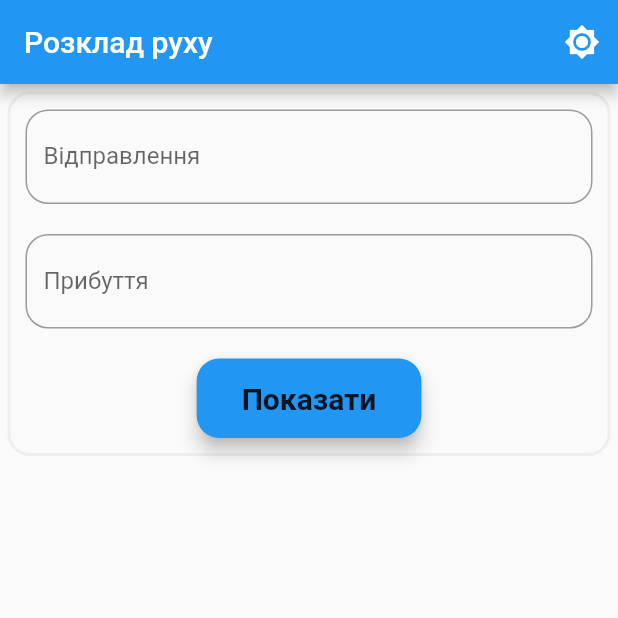
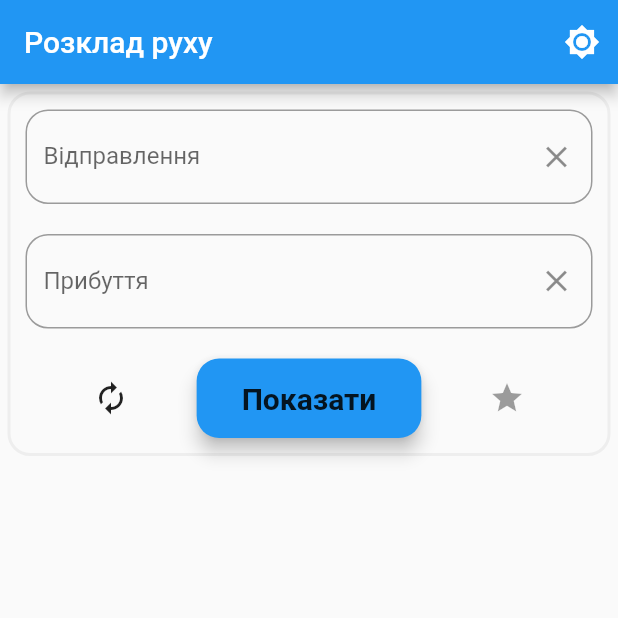
Before and after one commit to Vampir4i/train_schedule, a Flutter app: the screen it shows after launch, on a phone screen of 412 x 824 dp, the top half of it. Run offline on Flutter 3.47's test engine with Material 2 defaults, Android fonts, the phone set to English and light mode, and no system bars; our stand-ins replace shared_preferences.

Commit message:
Add swap button, add clear field button, add additional info to possible station

```diff
--- a/lib/components/EnterButton.dart
+++ b/lib/components/EnterButton.dart
@@ -6,7 +6,15 @@ class EnterButton extends StatelessWidget {
   @override
   Widget build(BuildContext context) {
     FormModel model = Provider.of<FormModel>(context);
-    return RaisedButton(
+    return Row(
+      mainAxisAlignment: MainAxisAlignment.spaceEvenly,
+      children: [
+        IconButton(
+            icon: Icon(
+              Icons.autorenew,
+            ),
+            onPressed: () => model.swapField()),
+        RaisedButton(
           color: Theme.of(context).primaryColor,
           elevation: 5,
           splashColor: Theme.of(context).primaryColorDark,
@@ -28,6 +36,13 @@ class EnterButton extends StatelessWidget {
               fontWeight: FontWeight.bold,
             ),
           ),
+        ),
+        IconButton(
+            icon: Icon(
+              Icons.star,
+            ),
+            onPressed: null),
+      ],
     );
   }
 }
--- a/lib/components/InputField.dart
+++ b/lib/components/InputField.dart
@@ -5,15 +5,12 @@ class InputField extends StatelessWidget {
   TextEditingController _controller;
   final String _textField;
   final Function _setTextField;
+  final Function _clearTextField;
   final String _hintField;
   final StationModel _stationModel;
 
-  InputField(
-    this._hintField,
-    this._textField,
-    this._stationModel,
-    this._setTextField,
-  ) {
+  InputField(this._hintField, this._textField, this._stationModel,
+      this._setTextField, this._clearTextField) {
     _controller = TextEditingController();
     _controller.value = TextEditingValue(
       text: _textField,
@@ -39,6 +36,10 @@ class InputField extends StatelessWidget {
           borderRadius: new BorderRadius.circular(15),
           borderSide: new BorderSide(),
         ),
+        suffixIcon: IconButton(
+          onPressed: () => _clearTextField(),
+          icon: Icon(Icons.clear),
+        ),
       ),
       style: TextStyle(
         fontSize: 20,
--- a/lib/components/RequestForm.dart
+++ b/lib/components/RequestForm.dart
@@ -33,6 +33,7 @@ class RequestForm extends StatelessWidget {
               model.fieldSource,
               model.sourceStation,
               model.setFieldSource,
+              model.clearFieldSource,
             ),
             PossibleStation(
               model.sourceStations,
@@ -43,6 +44,7 @@ class RequestForm extends StatelessWidget {
               model.fieldDestination,
               model.destinationStation,
               model.setFieldDestination,
+              model.clearFieldDestination,
             ),
             PossibleStation(
               model.destinationStations,
```
Also changed, not shown: lib/components/PossibleStation.dart (+8 -5 lines), lib/main.dart (+4 -3 lines), lib/models/StationModel.dart (+5 -5 lines), lib/providers/FormModel.dart (+26 -0 lines). Lines whose indentation alone changed are shown as unchanged.
